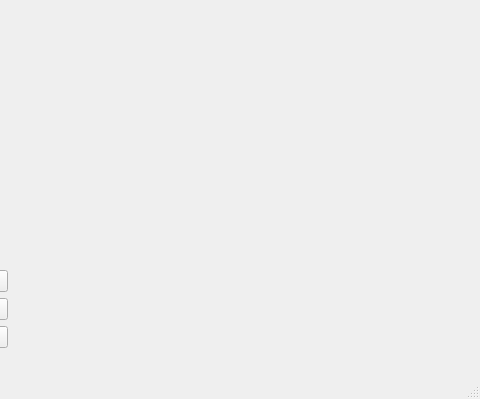
VladZg/Network_Battleship_2vs1, file client/mainwindow.ui: the form before one commit; both pictures show x 416 to 896 and y 129 to 528 of the 896 by 528 pixel window.
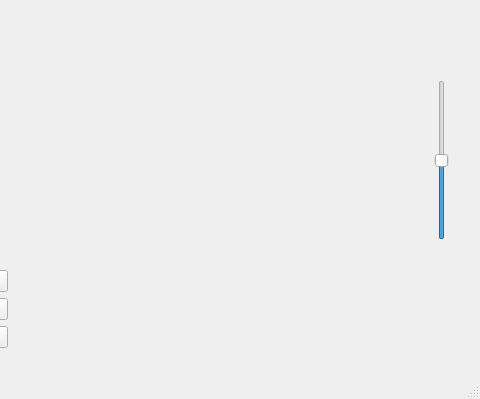
The form after the commit. Icons and pictures are not drawn.

```diff
--- a/client/mainwindow.ui
+++ b/client/mainwindow.ui
@@ -334,6 +334,25 @@
      <string>не авторизован</string>
     </property>
    </widget>
+   <widget class="QSlider" name="volumeSlider">
+    <property name="geometry">
+     <rect>
+      <x>850</x>
+      <y>190</y>
+      <width>16</width>
+      <height>160</height>
+     </rect>
+    </property>
+    <property name="maximum">
+     <number>100</number>
+    </property>
+    <property name="value">
+     <number>50</number>
+    </property>
+    <property name="orientation">
+     <enum>Qt::Vertical</enum>
+    </property>
+   </widget>
   </widget>
   <widget class="QMenuBar" name="menubar">
    <property name="geometry">
```
